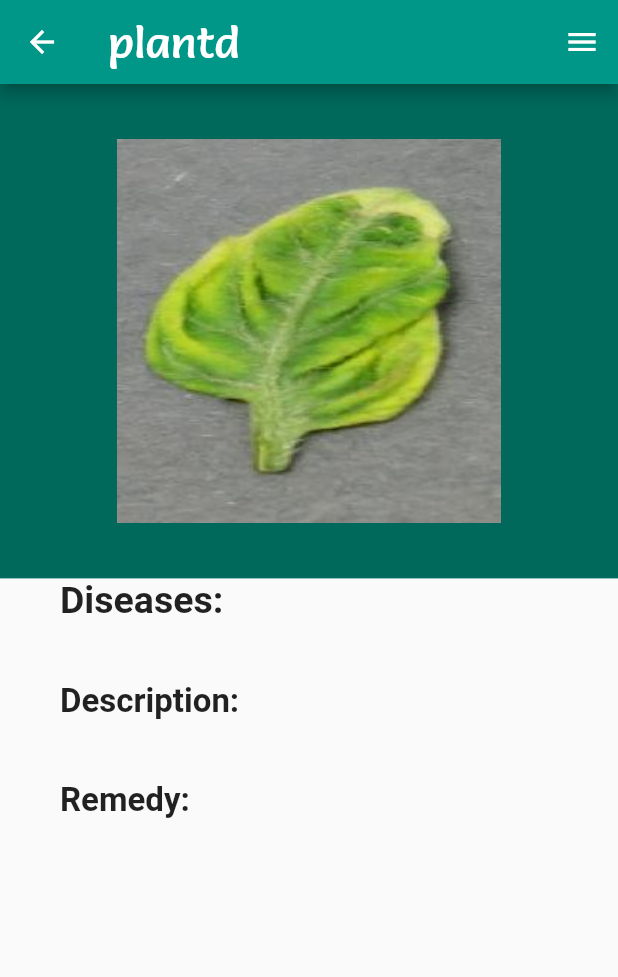
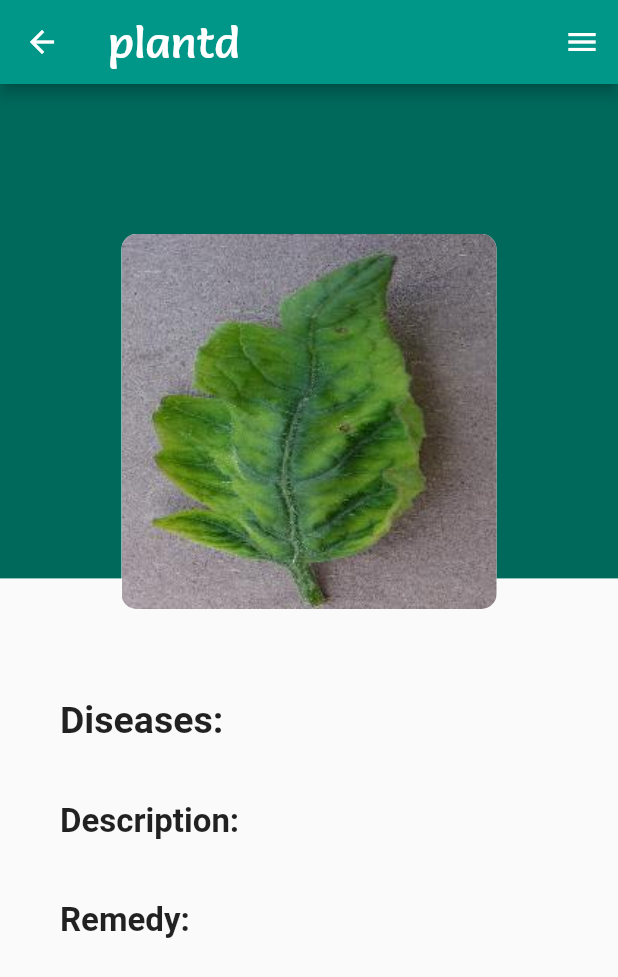
Before and after one commit to GrayMonkeyCap/plantd, a Flutter app: the report screen opened by its route, on a phone screen of 412 x 824 dp. Shown: the top 977 px of the screen. Run offline on Flutter 3.47's test engine with Material 2 defaults, Android fonts, the phone set to English and light mode, and no system bars; our stand-ins replace firebase_auth, firebase_core, google_sign_in; accounts and stored records are empty.

Commit message:
Reported Generated pic position
Signed-off-by: Graymonkeycap <akhilchakkungal@gmail.com>

```diff
--- a/lib/pages/report.dart
+++ b/lib/pages/report.dart
@@ -44,28 +44,22 @@ class report extends StatelessWidget {
 
       //    ),
 
-      body: Column(
-        crossAxisAlignment: CrossAxisAlignment.stretch,
-        children: <Widget>[
-          Container(
-            color: Colors.teal[800],
-            height: MediaQuery.of(context).size.height * 0.4,
-            child: const Image(image: AssetImage('assets/image2.jpg')),
-          ),
-          Stack(
-            children: [
+      body: Stack(
+        children: [
+          Column(
+            crossAxisAlignment: CrossAxisAlignment.stretch,
+            children: <Widget>[
               Container(
-
-                  //  height: MediaQuery.of(context).size.height*0.4,
-                  //  margin: EdgeInsets.only(bottom: .0),
-                  // child: Image(image: AssetImage('assets/imgage2.jpg'))
-                  ),
+                color: Colors.teal[800],
+                height: MediaQuery.of(context).size.height * 0.4
+              ),
               Container(
                 padding: const EdgeInsets.only(left: 40.0, right: 30.0),
                 child: Column(
                   crossAxisAlignment: CrossAxisAlignment.start,
                   mainAxisAlignment: MainAxisAlignment.center,
                   children: const <Widget>[
+                    SizedBox(height: 80.0,),
                     Text(
                       'Diseases:',
                       // textAlign: TextAlign.left,
@@ -95,6 +89,27 @@ class report extends StatelessWidget {
               ),
             ],
           ),
+          Row(
+            mainAxisAlignment: MainAxisAlignment.center,
+            children: [
+              Column(
+                children: [
+                  SizedBox(height: 100.0,),
+                  Container(
+                    height: 250.0,
+                    width: 250.0,
+                    decoration: BoxDecoration(
+                                  image: DecorationImage(
+                                      image: AssetImage("assets/image1.jpg"),
+                                      fit: BoxFit.cover),
+                                  color: Colors.white,
+                                  borderRadius: BorderRadius.all(Radius.circular(10))),
+                  )
+                ],
+              ),
+            ],
+          ),
+
         ],
       ),
     );
```
